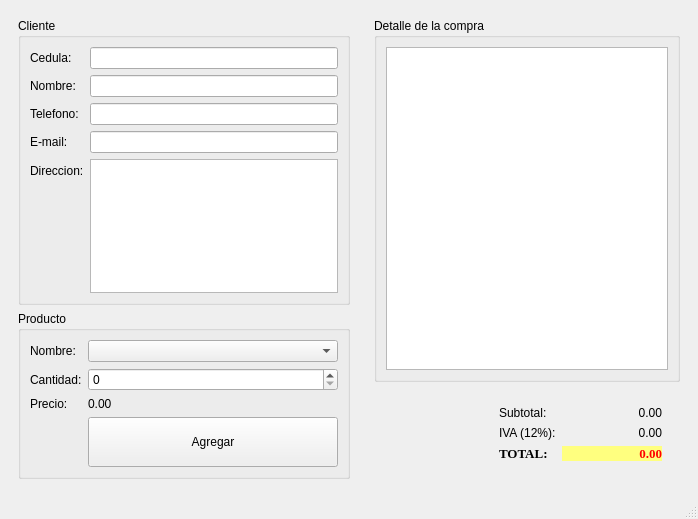
Before: the Qt Designer form tienda.ui in Erik68e/P59-Qt-Tienda, drawn with Qt 5.
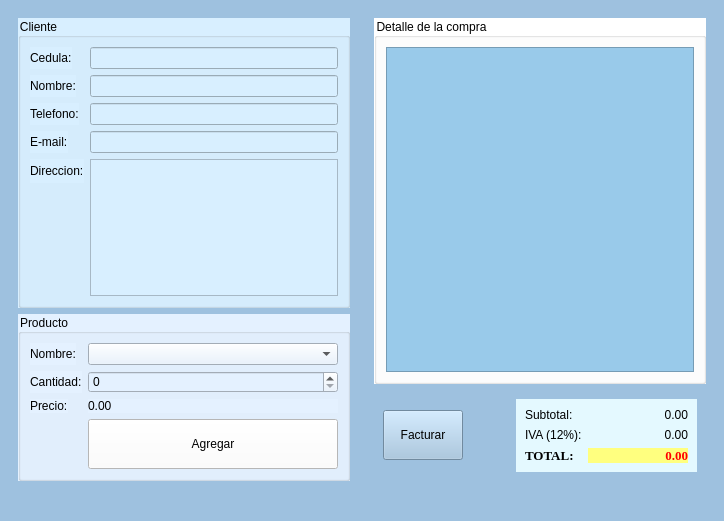
After: the same form once the commit is applied. Icons and pictures are not drawn.

Commit message: Decorado el diseño de la GUI e Icono

```diff
--- a/tienda.ui
+++ b/tienda.ui
@@ -6,16 +6,23 @@
    <rect>
     <x>0</x>
     <y>0</y>
-    <width>698</width>
-    <height>519</height>
+    <width>724</width>
+    <height>521</height>
    </rect>
   </property>
   <property name="windowTitle">
    <string>Tienda</string>
   </property>
+  <property name="windowIcon">
+   <iconset resource="Recursos.qrc">
+    <normaloff>:/Recursos/cesta-de-la-compra.png</normaloff>:/Recursos/cesta-de-la-compra.png</iconset>
+  </property>
+  <property name="styleSheet">
+   <string notr="true">background-color: rgb(158, 193, 223);</string>
+  </property>
   <widget class="QWidget" name="centralwidget">
-   <layout class="QFormLayout" name="formLayout_4">
-    <item row="0" column="0">
+   <layout class="QHBoxLayout" name="horizontalLayout">
+    <item>
      <widget class="QWidget" name="widget" native="true">
       <property name="enabled">
        <bool>true</bool>
@@ -35,6 +42,9 @@
       <layout class="QVBoxLayout" name="verticalLayout">
        <item>
         <widget class="QGroupBox" name="groupBox">
+         <property name="styleSheet">
+          <string notr="true">background-color: rgb(216, 239, 255);</string>
+         </property>
          <property name="title">
           <string>Cliente</string>
          </property>
@@ -98,6 +108,9 @@
        </item>
        <item>
         <widget class="QGroupBox" name="groupBox_2">
+         <property name="styleSheet">
+          <string notr="true">background-color: rgb(228, 241, 255);</string>
+         </property>
          <property name="title">
           <string>Producto</string>
          </property>
@@ -145,7 +158,7 @@
              </size>
             </property>
             <property name="styleSheet">
-             <string notr="true"/>
+             <string notr="true">background-color: rgb(255, 255, 255);</string>
             </property>
             <property name="text">
              <string>Agregar</string>
@@ -158,24 +171,47 @@
       </layout>
      </widget>
     </item>
-    <item row="0" column="1">
+    <item>
      <widget class="QWidget" name="widget_2" native="true">
       <layout class="QVBoxLayout" name="verticalLayout_2">
        <item>
         <widget class="QGroupBox" name="groupBox_3">
+         <property name="styleSheet">
+          <string notr="true">background-color: rgb(255, 255, 255);</string>
+         </property>
          <property name="title">
           <string>Detalle de la compra</string>
          </property>
          <layout class="QVBoxLayout" name="verticalLayout_3">
           <item>
-           <widget class="QTableWidget" name="outDetalle"/>
+           <widget class="QTableWidget" name="outDetalle">
+            <property name="styleSheet">
+             <string notr="true">background-color: rgb(153, 202, 234);</string>
+            </property>
+           </widget>
           </item>
          </layout>
         </widget>
        </item>
        <item>
         <widget class="QWidget" name="widget_3" native="true">
-         <layout class="QHBoxLayout" name="horizontalLayout">
+         <layout class="QHBoxLayout" name="horizontalLayout_2">
+          <item>
+           <widget class="QPushButton" name="pushButton">
+            <property name="maximumSize">
+             <size>
+              <width>16777215</width>
+              <height>50</height>
+             </size>
+            </property>
+            <property name="styleSheet">
+             <string notr="true"/>
+            </property>
+            <property name="text">
+             <string>Facturar</string>
+            </property>
+           </widget>
+          </item>
           <item>
            <spacer name="horizontalSpacer">
             <property name="orientation">
@@ -191,6 +227,9 @@
           </item>
           <item>
            <widget class="QWidget" name="widget_4" native="true">
+            <property name="styleSheet">
+             <string notr="true">background-color: rgb(228, 249, 255);</string>
+            </property>
             <layout class="QFormLayout" name="formLayout_3">
              <item row="0" column="0">
               <widget class="QLabel" name="label_9">
```
Left out of the diff: 6 changed lines with no effect on the pictures. The commit also changes 3 other files.
